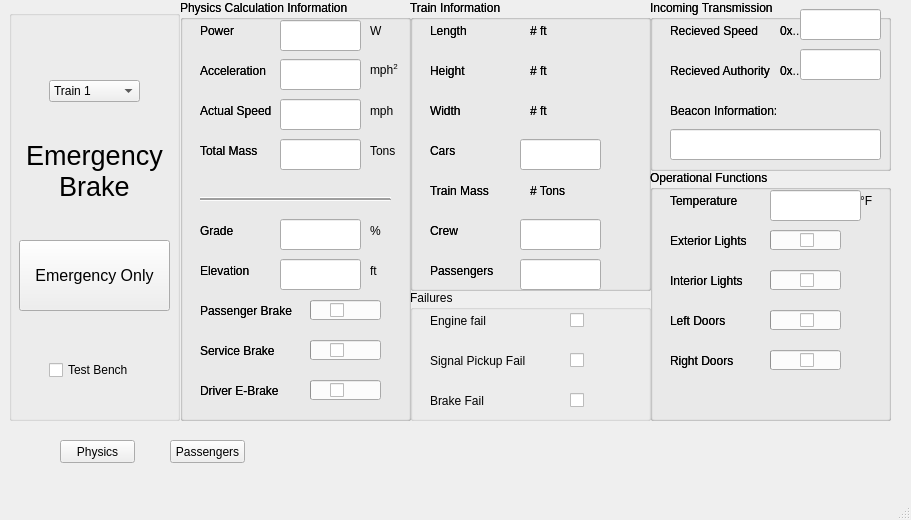
This is Train_Model/Train_Model_UI.ui in LucasZ99/ECE1140SystemsEngineeringProject as Qt 5 draws it before an edit. The edited form follows.
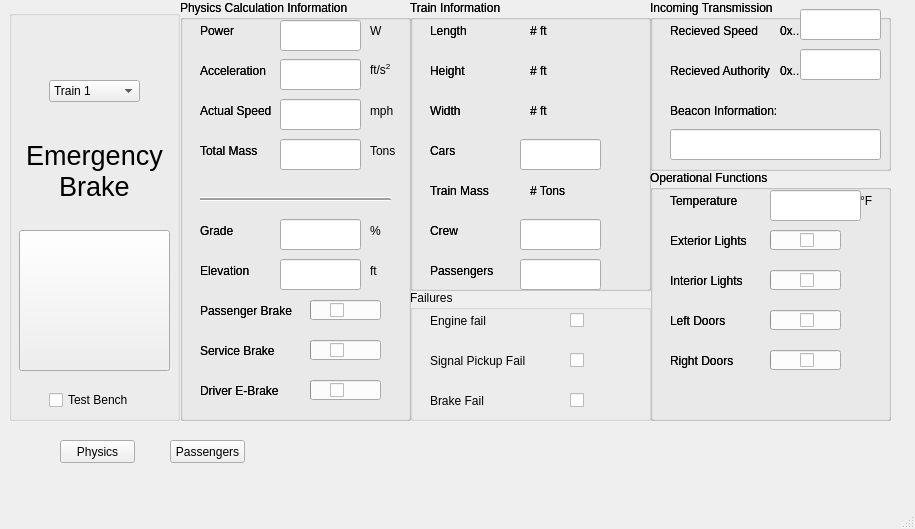
This is the edited form. Icons and pictures are not drawn.

Patch:
```diff
--- a/Train_Model/Train_Model_UI.ui
+++ b/Train_Model/Train_Model_UI.ui
@@ -9,8 +9,8 @@
    <rect>
     <x>0</x>
     <y>0</y>
-    <width>911</width>
-    <height>520</height>
+    <width>915</width>
+    <height>529</height>
    </rect>
   </property>
   <property name="windowTitle">
@@ -253,7 +253,7 @@
       <enum>QFrame::NoFrame</enum>
      </property>
      <property name="text">
-      <string># mph&lt;sup&gt;2</string>
+      <string>&lt;html&gt;&lt;head/&gt;&lt;body&gt;&lt;p&gt;# ft/s&lt;span style=&quot; vertical-align:super;&quot;&gt;2&lt;/span&gt;&lt;/p&gt;&lt;/body&gt;&lt;/html&gt;</string>
      </property>
     </widget>
     <widget class="QLabel" name="speedLabel">
@@ -1030,9 +1030,9 @@
      <property name="geometry">
       <rect>
        <x>10</x>
-       <y>230</y>
+       <y>220</y>
        <width>151</width>
-       <height>71</height>
+       <height>141</height>
       </rect>
      </property>
      <property name="font">
@@ -1041,14 +1041,24 @@
       </font>
      </property>
      <property name="text">
-      <string>Emergency Only</string>
+      <string/>
+     </property>
+     <property name="icon">
+      <iconset theme="danger">
+       <normaloff>red_triangle.jpg</normaloff>red_triangle.jpg</iconset>
+     </property>
+     <property name="iconSize">
+      <size>
+       <width>135</width>
+       <height>135</height>
+      </size>
      </property>
     </widget>
     <widget class="QCheckBox" name="tbCheck">
      <property name="geometry">
       <rect>
        <x>40</x>
-       <y>350</y>
+       <y>380</y>
        <width>91</width>
        <height>20</height>
       </rect>
@@ -1243,7 +1253,7 @@
       <enum>QFrame::NoFrame</enum>
      </property>
      <property name="text">
-      <string>&lt;html&gt;&lt;head/&gt;&lt;body&gt;&lt;p&gt;mph&lt;span style=&quot; vertical-align:super;&quot;&gt;2&lt;/span&gt;&lt;/p&gt;&lt;/body&gt;&lt;/html&gt;</string>
+      <string>&lt;html&gt;&lt;head/&gt;&lt;body&gt;&lt;p&gt;ft/s&lt;span style=&quot; vertical-align:super;&quot;&gt;2&lt;/span&gt;&lt;/p&gt;&lt;/body&gt;&lt;/html&gt;</string>
      </property>
     </widget>
     <widget class="QLabel" name="speedLabel_tb">
```
Left out of the diff: 4 changed lines with no effect on the pictures.
